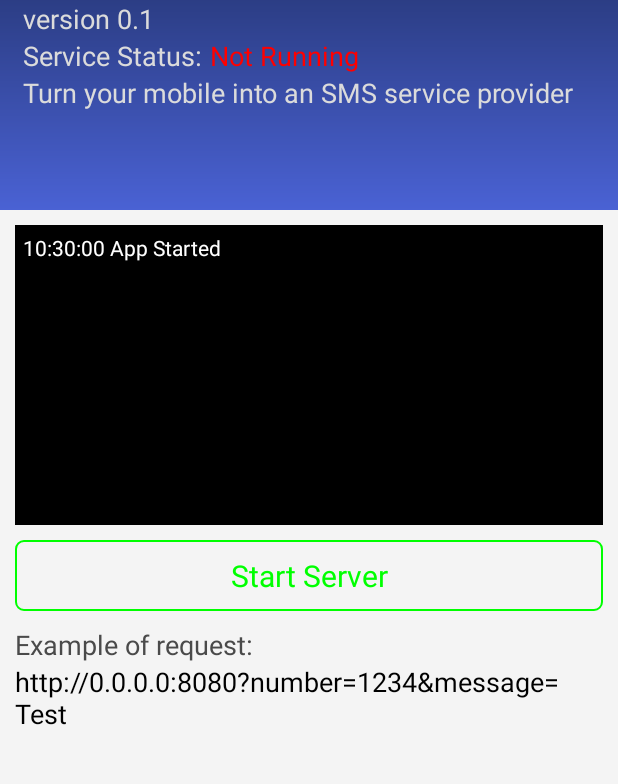
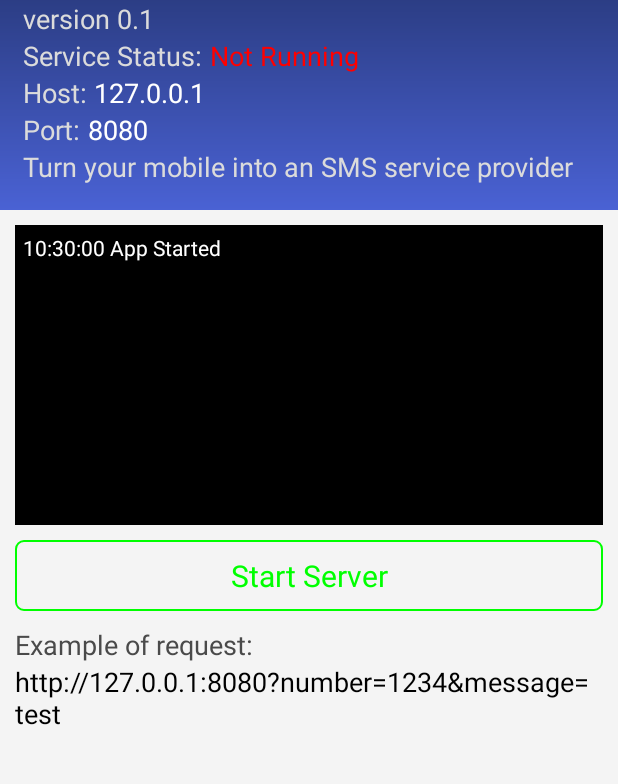
Before and after one commit to lenard123/SMSGateway-Offline, an Android app: the screen it shows after launch (MainActivity), on a phone screen of 412 x 824 dp, the part 86-870 px from its top. Run offline under Robolectric (Android 15) with nearby library versions, the phone set to English and light mode, and no system bars.

```diff
--- a/app/src/main/AndroidManifest.xml
+++ b/app/src/main/AndroidManifest.xml
@@ -3,6 +3,7 @@
     package="com.iml.smsgateway" >
 	<uses-permission android:name= "android.permission.INTERNET" ></uses-permission>
     <uses-permission android:name="android.permission.SEND_SMS"></uses-permission>
+	<uses-permission android:name="android.permission.ACCESS_WIFI_STATE"></uses-permission>
 	<application
         android:allowBackup="true"
         android:icon="@drawable/ic_launcher"
--- a/app/src/main/java/com/iml/smsgateway/HttpServer.java
+++ b/app/src/main/java/com/iml/smsgateway/HttpServer.java
@@ -1,10 +1,10 @@
 package com.iml.smsgateway;
-import android.content.*;
+import android.net.wifi.*;
+import android.telephony.gsm.*;
+import java.io.*;
 import java.net.*;
-import java.io.*;
-import android.app.*;
 import java.util.*;
-import android.telephony.gsm.*;
+
 
 public class HttpServer implements Runnable
 {
@@ -17,8 +17,7 @@ public class HttpServer implements Runnable
 	public final static int RESPONSE_SUCCESS = 2;
 
 	public final static int PORT = 8080;
-
-
+	//public static String ip_address = "127.0.0.1";
 
 	private static int status = 1;
 	public static MainActivity activity;
@@ -41,6 +40,24 @@ public class HttpServer implements Runnable
 		}
 	}
 
+	public static String getHost()
+	{
+		try {
+			for (Enumeration<NetworkInterface> en = NetworkInterface.getNetworkInterfaces(); en.hasMoreElements();) {
+				NetworkInterface intf = en.nextElement();
+				for (Enumeration<InetAddress> enumIpAddr = intf.getInetAddresses(); enumIpAddr.hasMoreElements();) {
+					InetAddress inetAddress = enumIpAddr.nextElement();
+					if (!inetAddress.isLoopbackAddress() && inetAddress instanceof Inet4Address) {
+						return inetAddress.getHostAddress();
+					}
+				}
+			}
+		} catch (SocketException ex) {
+			ex.printStackTrace();
+		}
+		return "127.0.0.1";
+	}
+
 
 	public static int getStatus()
 	{
@@ -51,6 +68,7 @@ public class HttpServer implements Runnable
 	public static void stopServer()
 	{
 		activity.addLogs("Stopping server");
+		activity.showIP();
 		status = STATUS_STOP;
 		try
 		{
@@ -76,7 +94,9 @@ public class HttpServer implements Runnable
 					app.addLogs("Starting Server");
 					HttpServer.status = STATUS_STARTING;
 					try {
+
 						HttpServer.server = new ServerSocket(PORT);
+						app.showIP();
 						HttpServer.status = STATUS_RUNNING;
 						app.addLogs("Server running on port "+PORT);
 						app.stopButton();
--- a/app/src/main/java/com/iml/smsgateway/MainActivity.java
+++ b/app/src/main/java/com/iml/smsgateway/MainActivity.java
@@ -22,6 +22,7 @@ public class MainActivity extends Activity
         setContentView(R.layout.main);
 
 		addLogs(logs);
+		showIP();
 
 		start = (Button) findViewById(R.id.start);
 		status = (TextView) findViewById(R.id.status);
@@ -103,4 +104,25 @@ public class MainActivity extends Activity
 
 
 	}
+
+	public void showIP()
+	{
+		//final MainActivity app = this;
+		runOnUiThread(new Runnable(){
+
+				@Override
+				public void run()
+				{
+					// TODO: Implement this method
+					String ip = HttpServer.getHost();
+					int port = HttpServer.PORT;
+					String sample = "http://"+ip+":"+port+"?number=1234&message=test";
+					TextView host = (TextView) findViewById(R.id.host);
+					host.setText(ip);
+					TextView example = (TextView) findViewById(R.id.sample);
+					example.setText(sample);
+
+				}
+			});
+	}
 }
--- a/app/src/main/res/layout/main.xml
+++ b/app/src/main/res/layout/main.xml
@@ -1,11 +1,15 @@
 <?xml version="1.0" encoding="utf-8"?>
+<ScrollView
+	xmlns:android="http://schemas.android.com/apk/res/android"
+	android:layout_width="match_parent"
+	android:layout_height="match_parent"
+	android:background="#F4F4F4">
+
 	<LinearLayout
-	xmlns:android="http://schemas.android.com/apk/res/android"
 		android:orientation="vertical"
-	android:layout_width="wrap_content"
+		android:layout_width="match_parent"
 		android:layout_height="match_parent"
-	android:background="#F4F4F4"
-	android:layout_marginBottom="0dp">
+		>
 
 		<LinearLayout
 			android:orientation="vertical"
@@ -53,6 +57,49 @@
 					android:textAppearance="?android:attr/textAppearanceMedium"
 					android:textColor="#FF0000"
 					android:id="@+id/status"/>
+
+			</LinearLayout>
+
+			<LinearLayout
+				android:orientation="horizontal"
+				android:layout_width="wrap_content"
+				android:layout_height="wrap_content">
+
+				<TextView
+					android:layout_width="wrap_content"
+					android:layout_height="wrap_content"
+					android:text="Host: "
+					android:textAppearance="?android:attr/textAppearanceMedium"
+					android:textColor="#DBDBDB"/>
+
+				<TextView
+					android:layout_width="wrap_content"
+					android:layout_height="wrap_content"
+					android:text="127.0.0.1"
+					android:textAppearance="?android:attr/textAppearanceMedium"
+					android:textColor="#FFFFFF"
+					android:id="@+id/host"/>
+
+			</LinearLayout>
+
+			<LinearLayout
+				android:orientation="horizontal"
+				android:layout_width="wrap_content"
+				android:layout_height="wrap_content">
+
+				<TextView
+					android:layout_width="wrap_content"
+					android:layout_height="wrap_content"
+					android:text="Port: "
+					android:textAppearance="?android:attr/textAppearanceMedium"
+					android:textColor="#DBDBDB"/>
+
+				<TextView
+					android:layout_width="wrap_content"
+					android:layout_height="wrap_content"
+					android:text="8080"
+					android:textAppearance="?android:attr/textAppearanceMedium"
+					android:textColor="#FFFFFF"/>
 
 			</LinearLayout>
 
@@ -125,6 +172,9 @@
 			android:textAppearance="?android:attr/textAppearanceMedium"
 			android:layout_marginLeft="10dp"
 			android:layout_marginRight="10dp"
-		android:textColor="#000000"/>
+			android:textColor="#000000"
+			android:id="@+id/sample"/>
 
 	</LinearLayout>
+
+</ScrollView>
```
Also changed, not shown: 52 other files. Lines whose indentation alone changed are shown as unchanged.
